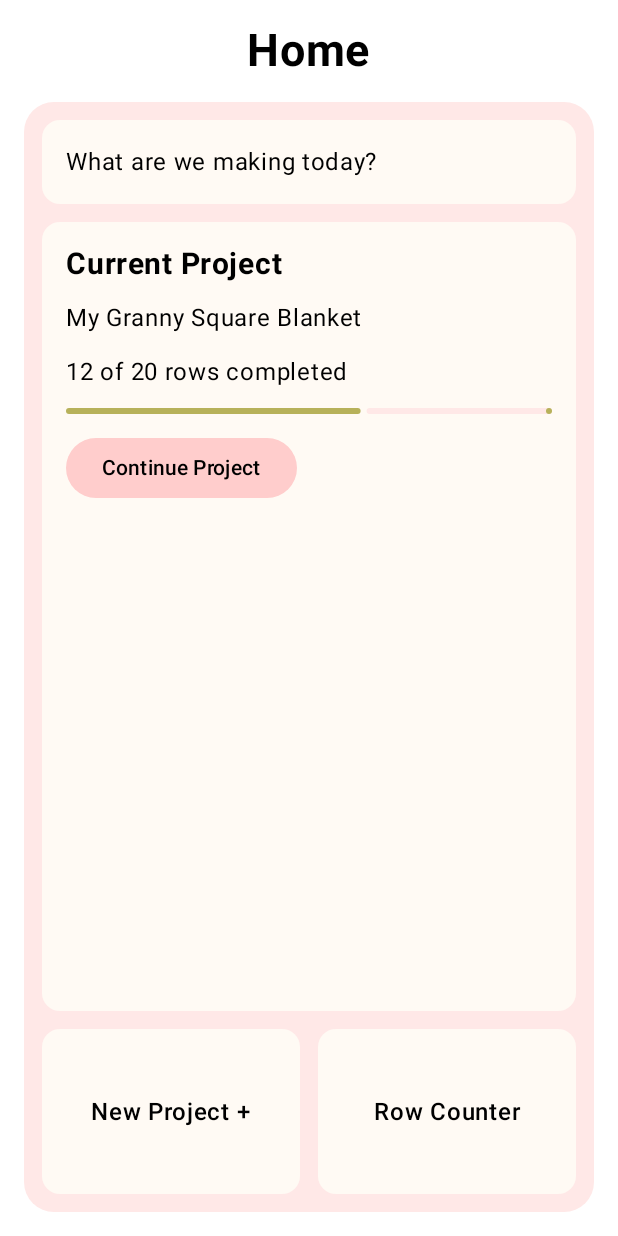
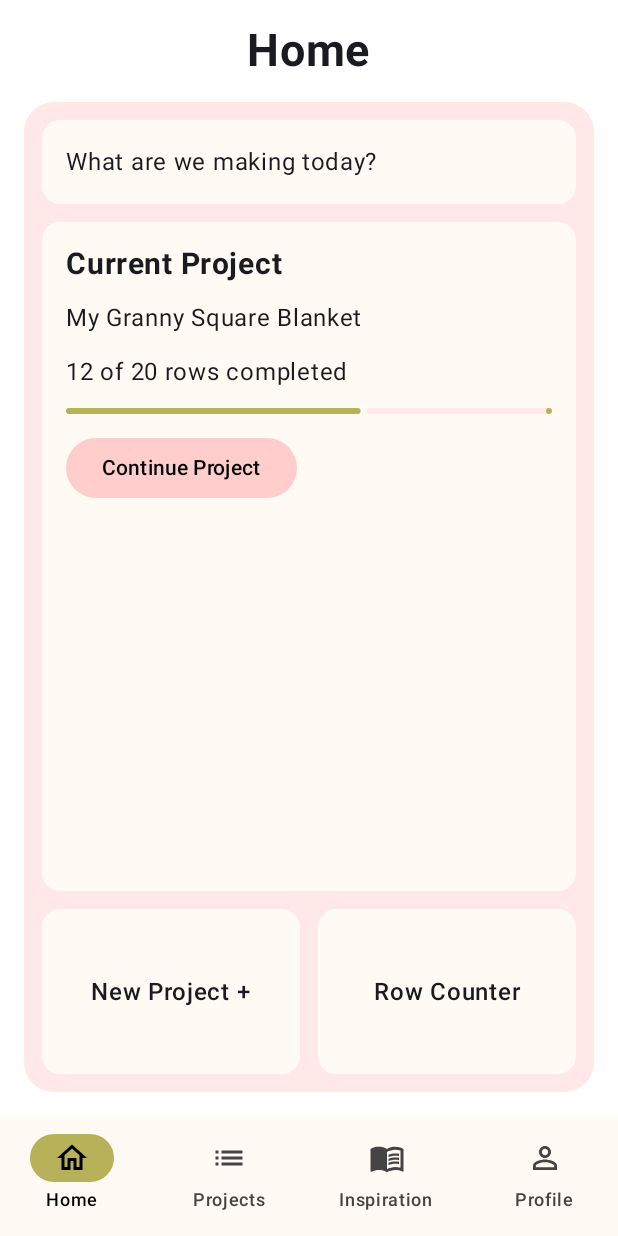
Before and after one commit to maryb743/CrochetApp, an Android app built with Jetpack Compose: the screen it shows after launch (MainActivity), on a phone screen of 412 x 824 dp. Run offline under Robolectric (Android 15) with nearby library versions, the phone set to English and light mode, and no system bars.

Commit message:
app navigation added and nav bar visable

```diff
--- a/app/src/main/java/com/example/crochetapp/MainActivity.kt
+++ b/app/src/main/java/com/example/crochetapp/MainActivity.kt
@@ -13,6 +13,7 @@ import androidx.compose.ui.Modifier
 import androidx.compose.ui.tooling.preview.Preview
 import com.example.crochetapp.ui.theme.CrochetAppTheme
 import com.example.crochetapp.screens.HomeScreen
+import com.example.crochetapp.navigation.AppNavigation
 
 class MainActivity : ComponentActivity() {
     override fun onCreate(savedInstanceState: Bundle?) {
@@ -21,7 +22,7 @@ class MainActivity : ComponentActivity() {
 
         setContent {
             CrochetAppTheme {
-                HomeScreen()
+                AppNavigation()
             }
         }
 
--- a/app/src/main/java/com/example/crochetapp/navigation/AppNavigation.kt
+++ b/app/src/main/java/com/example/crochetapp/navigation/AppNavigation.kt
@@ -1,4 +1,64 @@
 package com.example.crochetapp.navigation
 
-class AppNavigation {
+import androidx.compose.foundation.layout.padding
+import androidx.compose.material3.Scaffold
+import androidx.compose.runtime.Composable
+import androidx.compose.ui.Modifier
+import androidx.navigation.compose.NavHost
+import androidx.navigation.compose.composable
+import androidx.navigation.compose.currentBackStackEntryAsState
+import androidx.navigation.compose.rememberNavController
+import com.example.crochetapp.screens.HomeScreen
+import com.example.crochetapp.screens.ProjectsScreen
+import com.example.crochetapp.screens.InspirationScreen
+import com.example.crochetapp.screens.ProfileScreen
+
+@Composable
+fun AppNavigation() {
+    val navController = rememberNavController()
+    val currentEntry = navController.currentBackStackEntryAsState()
+    val currentRoute = currentEntry.value?.destination?.route
+
+    //making the bottom nav bar visable and display selected screen
+    Scaffold(
+        bottomBar = {
+            NavBar(
+
+                currentRoute = currentRoute,
+                onNavigate = { route ->
+                    navController.navigate(route) {
+                        popUpTo("home") {
+                            saveState = true
+                        }
+                        launchSingleTop = true
+                        restoreState = true
+
+                    }
+                }
+            )
+        }
+    ) { innerPadding ->
+
+        NavHost(
+            navController = navController,
+            startDestination = "home",
+            modifier = Modifier.padding(innerPadding)
+        ) {
+            composable("home") {
+                HomeScreen()
+            }
+
+            composable("projects") {
+                ProjectsScreen()
+            }
+
+            composable("inspiration") {
+                InspirationScreen()
+            }
+
+            composable("profile") {
+                ProfileScreen()
+            }
+        }
+    }
 }
```
